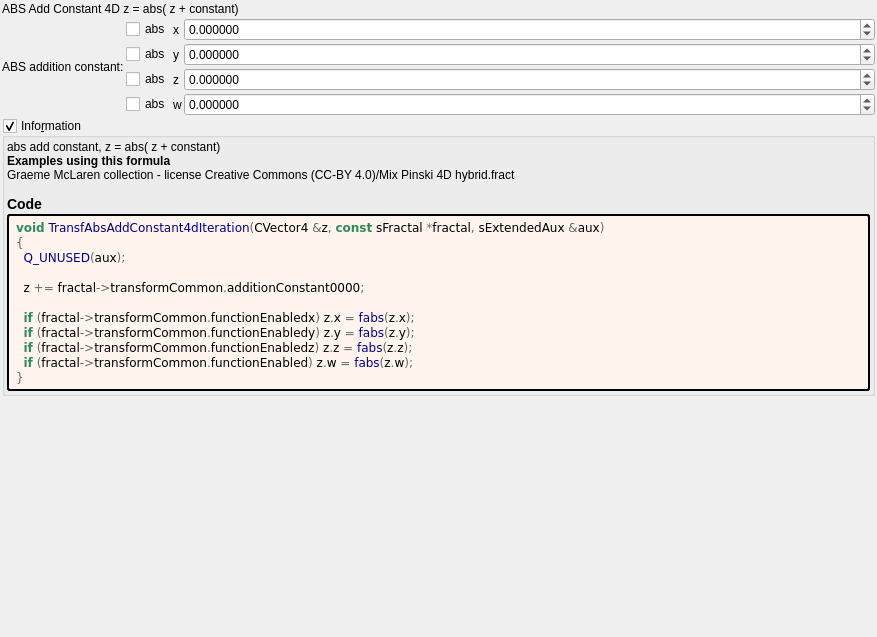
This is mandelbulber2/formula/ui/transf_abs_add_constant4d.ui in buddhi1980/mandelbulber2 as Qt 5 draws it before an edit. The edited form follows.
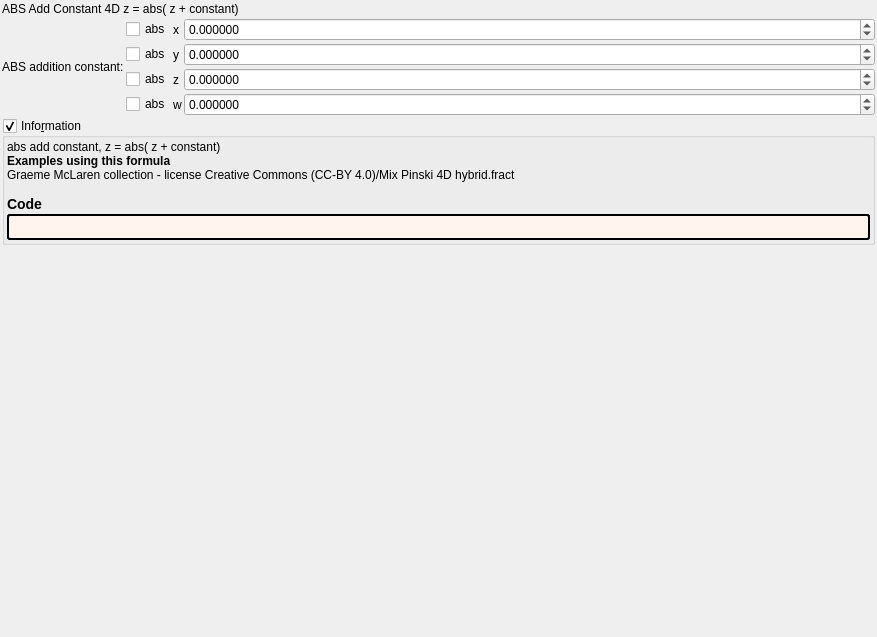
This is the edited form. Custom widgets are drawn as their Qt base class.

What changed in the file:
```diff
--- a/mandelbulber2/formula/ui/transf_abs_add_constant4d.ui
+++ b/mandelbulber2/formula/ui/transf_abs_add_constant4d.ui
@@ -260,20 +260,7 @@
          <string notr="true">border-style: outset; border-width: 2px; border-radius: 3px; border-color: black; background-color: #fff5ee; padding: 4px;</string>
         </property>
         <property name="text">
-         <string notr="true">&lt;body style=&quot;background-color:#fff5ee&quot;&gt;
-&lt;pre style=&quot;color:#000000; background-color:#fff5ee;  font-family:'Courier New',monospace;&quot;&gt;&lt;span style=&quot;color:#2e8b57; font-weight:bold&quot;&gt;void&lt;/span&gt; &lt;span style=&quot;color:#00008f&quot;&gt;TransfAbsAddConstant4dIteration&lt;/span&gt;&lt;span style=&quot;color:#676767&quot;&gt;(&lt;/span&gt;CVector4 &lt;span style=&quot;color:#676767&quot;&gt;&amp;amp;&lt;/span&gt;z&lt;span style=&quot;color:#676767&quot;&gt;,&lt;/span&gt; &lt;span style=&quot;color:#2e8b57; font-weight:bold&quot;&gt;const&lt;/span&gt; sFractal &lt;span style=&quot;color:#676767&quot;&gt;*&lt;/span&gt;fractal&lt;span style=&quot;color:#676767&quot;&gt;,&lt;/span&gt; sExtendedAux &lt;span style=&quot;color:#676767&quot;&gt;&amp;amp;&lt;/span&gt;aux&lt;span style=&quot;color:#676767&quot;&gt;)&lt;/span&gt;
-&lt;span style=&quot;color:#676767&quot;&gt;{&lt;/span&gt;
-  &lt;span style=&quot;color:#00008f&quot;&gt;Q_UNUSED&lt;/span&gt;&lt;span style=&quot;color:#676767&quot;&gt;(&lt;/span&gt;aux&lt;span style=&quot;color:#676767&quot;&gt;);&lt;/span&gt;
-
-  z &lt;span style=&quot;color:#676767&quot;&gt;+=&lt;/span&gt; fractal&lt;span style=&quot;color:#676767&quot;&gt;-&amp;gt;&lt;/span&gt;transformCommon&lt;span style=&quot;color:#676767&quot;&gt;.&lt;/span&gt;additionConstant0000&lt;span style=&quot;color:#676767&quot;&gt;;&lt;/span&gt;
-
-  &lt;span style=&quot;color:#2e8b57; font-weight:bold&quot;&gt;if&lt;/span&gt; &lt;span style=&quot;color:#676767&quot;&gt;(&lt;/span&gt;fractal&lt;span style=&quot;color:#676767&quot;&gt;-&amp;gt;&lt;/span&gt;transformCommon&lt;span style=&quot;color:#676767&quot;&gt;.&lt;/span&gt;functionEnabledx&lt;span style=&quot;color:#676767&quot;&gt;)&lt;/span&gt; z&lt;span style=&quot;color:#676767&quot;&gt;.&lt;/span&gt;x &lt;span style=&quot;color:#676767&quot;&gt;=&lt;/span&gt; &lt;span style=&quot;color:#00008f&quot;&gt;fabs&lt;/span&gt;&lt;span style=&quot;color:#676767&quot;&gt;(&lt;/span&gt;z&lt;span style=&quot;color:#676767&quot;&gt;.&lt;/span&gt;x&lt;span style=&quot;color:#676767&quot;&gt;);&lt;/span&gt;
-  &lt;span style=&quot;color:#2e8b57; font-weight:bold&quot;&gt;if&lt;/span&gt; &lt;span style=&quot;color:#676767&quot;&gt;(&lt;/span&gt;fractal&lt;span style=&quot;color:#676767&quot;&gt;-&amp;gt;&lt;/span&gt;transformCommon&lt;span style=&quot;color:#676767&quot;&gt;.&lt;/span&gt;functionEnabledy&lt;span style=&quot;color:#676767&quot;&gt;)&lt;/span&gt; z&lt;span style=&quot;color:#676767&quot;&gt;.&lt;/span&gt;y &lt;span style=&quot;color:#676767&quot;&gt;=&lt;/span&gt; &lt;span style=&quot;color:#00008f&quot;&gt;fabs&lt;/span&gt;&lt;span style=&quot;color:#676767&quot;&gt;(&lt;/span&gt;z&lt;span style=&quot;color:#676767&quot;&gt;.&lt;/span&gt;y&lt;span style=&quot;color:#676767&quot;&gt;);&lt;/span&gt;
-  &lt;span style=&quot;color:#2e8b57; font-weight:bold&quot;&gt;if&lt;/span&gt; &lt;span style=&quot;color:#676767&quot;&gt;(&lt;/span&gt;fractal&lt;span style=&quot;color:#676767&quot;&gt;-&amp;gt;&lt;/span&gt;transformCommon&lt;span style=&quot;color:#676767&quot;&gt;.&lt;/span&gt;functionEnabledz&lt;span style=&quot;color:#676767&quot;&gt;)&lt;/span&gt; z&lt;span style=&quot;color:#676767&quot;&gt;.&lt;/span&gt;z &lt;span style=&quot;color:#676767&quot;&gt;=&lt;/span&gt; &lt;span style=&quot;color:#00008f&quot;&gt;fabs&lt;/span&gt;&lt;span style=&quot;color:#676767&quot;&gt;(&lt;/span&gt;z&lt;span style=&quot;color:#676767&quot;&gt;.&lt;/span&gt;z&lt;span style=&quot;color:#676767&quot;&gt;);&lt;/span&gt;
-  &lt;span style=&quot;color:#2e8b57; font-weight:bold&quot;&gt;if&lt;/span&gt; &lt;span style=&quot;color:#676767&quot;&gt;(&lt;/span&gt;fractal&lt;span style=&quot;color:#676767&quot;&gt;-&amp;gt;&lt;/span&gt;transformCommon&lt;span style=&quot;color:#676767&quot;&gt;.&lt;/span&gt;functionEnabled&lt;span style=&quot;color:#676767&quot;&gt;)&lt;/span&gt; z&lt;span style=&quot;color:#676767&quot;&gt;.&lt;/span&gt;w &lt;span style=&quot;color:#676767&quot;&gt;=&lt;/span&gt; &lt;span style=&quot;color:#00008f&quot;&gt;fabs&lt;/span&gt;&lt;span style=&quot;color:#676767&quot;&gt;(&lt;/span&gt;z&lt;span style=&quot;color:#676767&quot;&gt;.&lt;/span&gt;w&lt;span style=&quot;color:#676767&quot;&gt;);&lt;/span&gt;
-&lt;span style=&quot;color:#676767&quot;&gt;}&lt;/span&gt;
-&lt;/pre&gt;
-&lt;/body&gt;</string>
+         <string notr="true"></string>
         </property>
         <property name="wordWrap">
          <bool>true</bool>
```
